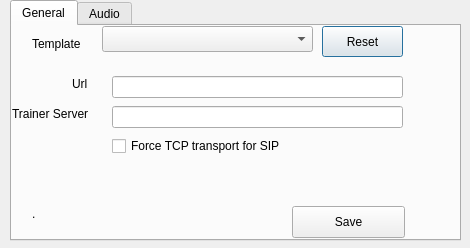
Qt form settings_dialog.ui (seven1240/trainer-studio-opensource) before a commit.
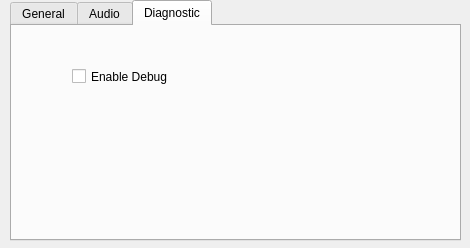
The same form after that commit. The open tabs and pages were chosen to show the change.

Commit message: enable debug setting

The edit to the form file:
```diff
--- a/settings_dialog.ui
+++ b/settings_dialog.ui
@@ -324,6 +324,24 @@
      </layout>
     </widget>
    </widget>
+   <widget class="QWidget" name="tab">
+    <attribute name="title">
+     <string>Diagnostic</string>
+    </attribute>
+    <widget class="QCheckBox" name="cbDebug">
+     <property name="geometry">
+      <rect>
+       <x>60</x>
+       <y>40</y>
+       <width>151</width>
+       <height>21</height>
+      </rect>
+     </property>
+     <property name="text">
+      <string>Enable Debug</string>
+     </property>
+    </widget>
+   </widget>
   </widget>
  </widget>
  <resources/>
```
The commit also changes 2 other files.
